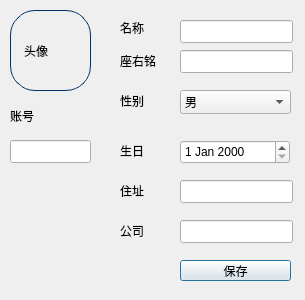
3548848289/SmartDesk, file userinfo/ui/DInfo.ui: the form before one commit.
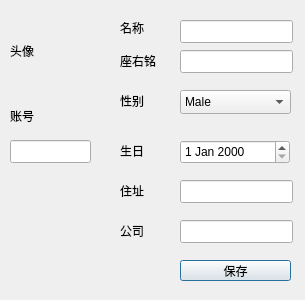
The form after the commit.

```diff
--- a/userinfo/ui/DInfo.ui
+++ b/userinfo/ui/DInfo.ui
@@ -23,7 +23,7 @@
     </rect>
    </property>
    <property name="styleSheet">
-    <string notr="true">QLabel {
+    <string notr="true">/*QLabel {
 
     border: 1px solid #003366; 
     border-radius: 25px; 
@@ -32,7 +32,7 @@
     height: 50px;
     text-align: center; 
 }
-</string>
+*/</string>
    </property>
    <property name="text">
     <string>头像</string>
@@ -89,7 +89,7 @@
    </property>
    <item>
     <property name="text">
-     <string>男</string>
+     <string>Male</string>
     </property>
    </item>
    <item>
```
Left out of the diff: 7 changed lines with no effect on the pictures.
